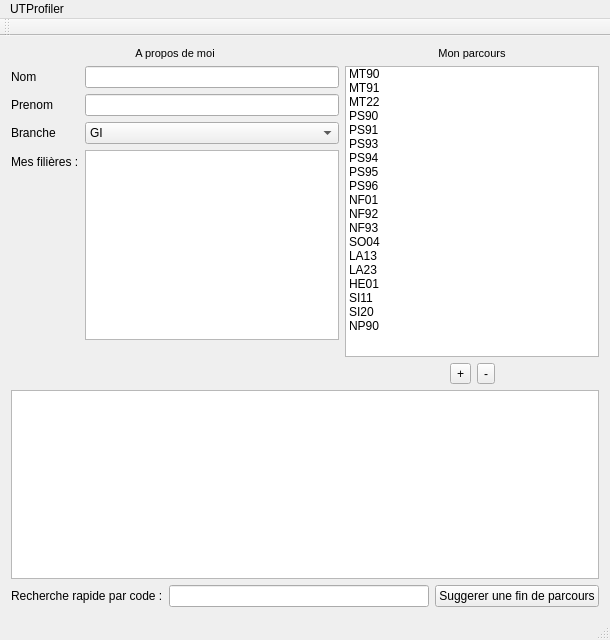
The window that mainwindow.ui (Shiroy/utprofiler) describes before a commit, drawn with Qt 5.
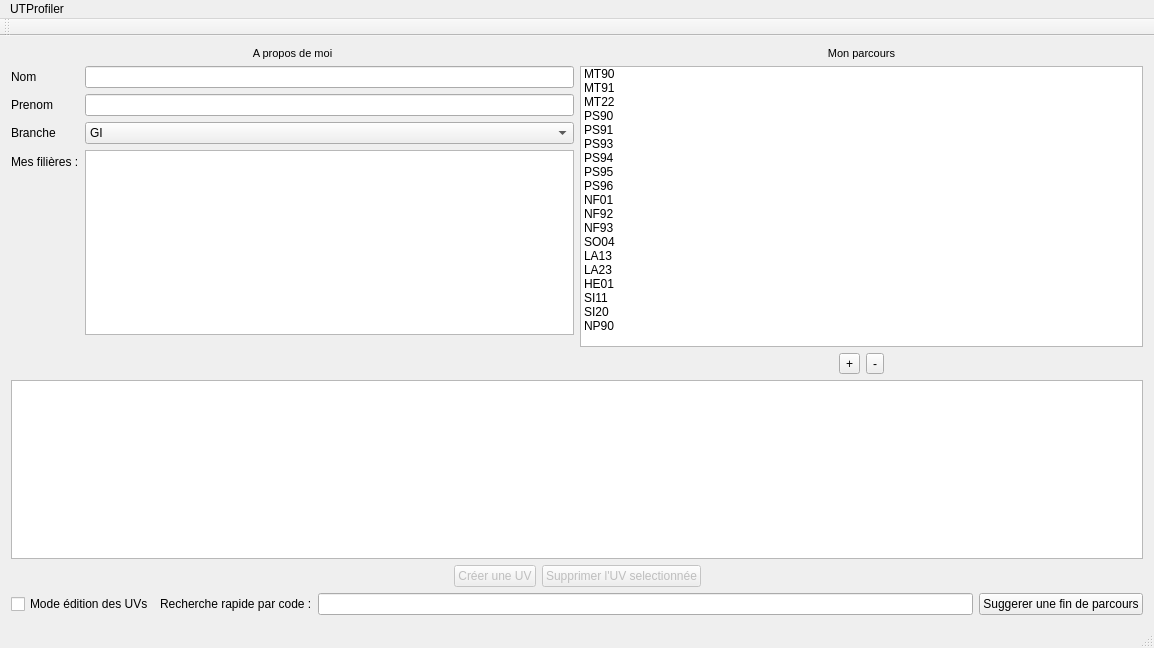
The same window after the commit.

Diff of the .ui file:
```diff
--- a/mainwindow.ui
+++ b/mainwindow.ui
@@ -6,8 +6,8 @@
    <rect>
     <x>0</x>
     <y>0</y>
-    <width>610</width>
-    <height>640</height>
+    <width>1154</width>
+    <height>648</height>
    </rect>
   </property>
   <property name="windowTitle">
@@ -263,8 +263,65 @@
       <item>
        <widget class="QTableView" name="uvPanel"/>
       </item>
+      <item>
+       <layout class="QHBoxLayout" name="horizontalLayout_5">
+        <item>
+         <spacer name="horizontalSpacer_3">
+          <property name="orientation">
+           <enum>Qt::Horizontal</enum>
+          </property>
+          <property name="sizeHint" stdset="0">
+           <size>
+            <width>40</width>
+            <height>20</height>
+           </size>
+          </property>
+         </spacer>
+        </item>
+        <item>
+         <widget class="QPushButton" name="createUv">
+          <property name="enabled">
+           <bool>false</bool>
+          </property>
+          <property name="text">
+           <string>Créer une UV</string>
+          </property>
+         </widget>
+        </item>
+        <item>
+         <widget class="QPushButton" name="deleteUv">
+          <property name="enabled">
+           <bool>false</bool>
+          </property>
+          <property name="text">
+           <string>Supprimer l'UV selectionnée</string>
+          </property>
+         </widget>
+        </item>
+        <item>
+         <spacer name="horizontalSpacer_4">
+          <property name="orientation">
+           <enum>Qt::Horizontal</enum>
+          </property>
+          <property name="sizeHint" stdset="0">
+           <size>
+            <width>40</width>
+            <height>20</height>
+           </size>
+          </property>
+         </spacer>
+        </item>
+       </layout>
+      </item>
       <item>
        <layout class="QHBoxLayout" name="horizontalLayout_2">
+        <item>
+         <widget class="QCheckBox" name="uvEditable">
+          <property name="text">
+           <string>Mode édition des UVs</string>
+          </property>
+         </widget>
+        </item>
         <item>
          <widget class="QLabel" name="label_5">
           <property name="text">
@@ -293,8 +350,8 @@
     <rect>
      <x>0</x>
      <y>0</y>
-     <width>610</width>
-     <height>18</height>
+     <width>1154</width>
+     <height>20</height>
     </rect>
    </property>
    <widget class="QMenu" name="menuUTProfiler">
```
Left out of the diff: 35 changed lines with no effect on the pictures.
